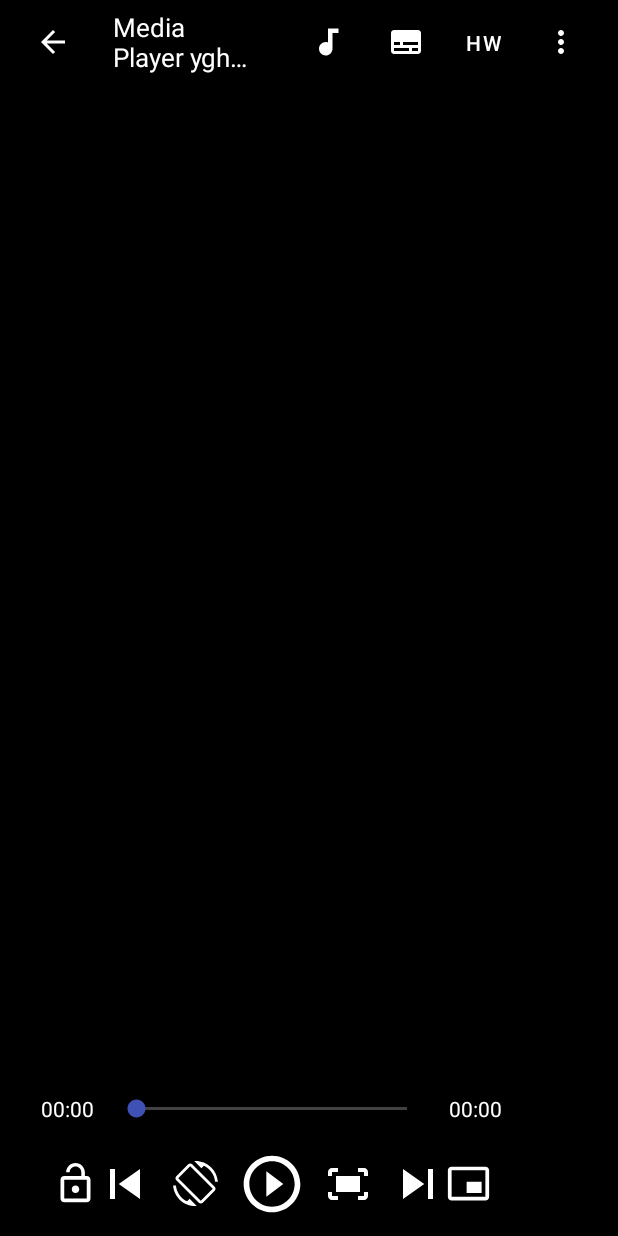
After one commit to RajanishCoding/MediaPlayer, an Android app: the layout activity_player_land.xml on its own in the app's theme, with its tools: preview values and no code run, on a phone screen of 412 x 824 dp. The commit adds this screen. Run offline under Robolectric (Android 15) with nearby library versions, the phone set to English and light mode, and no system bars.

Commit message:
New Commit

```diff
--- a/app/src/main/AndroidManifest.xml
+++ b/app/src/main/AndroidManifest.xml
@@ -30,7 +30,8 @@
             android:exported="true"
             android:theme="@style/Base.Theme.MediaPlayer"
             android:label="Media Player"
-            android:parentActivityName=".FilesListActivity">
+            android:parentActivityName=".FilesListActivity"
+            android:configChanges="orientation|screenSize">
 
 
         </activity>
--- a/app/src/main/java/com/example/mediaplayer/PlayerActivity.java
+++ b/app/src/main/java/com/example/mediaplayer/PlayerActivity.java
@@ -14,7 +14,6 @@ import android.view.SurfaceHolder;
 import android.view.SurfaceView;
 import android.view.View;
 import android.view.ViewGroup;
-import android.view.WindowInsetsController;
 import android.view.animation.Animation;
 import android.view.animation.AnimationUtils;
 import android.widget.ImageButton;
@@ -74,6 +73,8 @@ public class PlayerActivity extends AppCompatActivity {
     private boolean isBound = false;
 
     private boolean isVideo;
+    private boolean isOrientation;
+
 
     private final ServiceConnection connection = new ServiceConnection() {
         @Override
@@ -177,22 +178,7 @@ public class PlayerActivity extends AppCompatActivity {
         // Set status bar color
         getWindow().setStatusBarColor(ContextCompat.getColor(this, R.color.toolbar_background_dark));
 
-        playButton = findViewById(R.id.play);
-
-        time1 = findViewById(R.id.time1);
-        time2 = findViewById(R.id.time2);
-        seekbar = findViewById(R.id.seekbar);
-
-        ToolbarText = findViewById(R.id.toolbar_title);
-        backButton = findViewById(R.id.back_button);
-        rotateButton = findViewById(R.id.rotate);
-
-        playerView = findViewById(R.id.surface_view);
-
-        toolbar = findViewById(R.id.toolbar);
-        PlaybackControls_Container = findViewById(R.id.full_container);
-
-        fitcropButton = findViewById(R.id.fit_crop);
+        initializeViews();
 
         Intent intent = getIntent();
         media_name = intent.getStringExtra("Name");
@@ -271,12 +257,7 @@ public class PlayerActivity extends AppCompatActivity {
         };
         handler.postDelayed(updateSeekBar, 50);
 
-        backButton.setOnClickListener(new View.OnClickListener() {
-            @Override
-            public void onClick(View v) {
-                NavUtils.navigateUpFromSameTask(PlayerActivity.this);
-            }
-        });
+        backButton.setOnClickListener(v -> NavUtils.navigateUpFromSameTask(PlayerActivity.this));
 
         rotateButton.setOnClickListener(v -> {
             if (getResources().getConfiguration().orientation == Configuration.ORIENTATION_PORTRAIT) {
@@ -414,6 +395,26 @@ public class PlayerActivity extends AppCompatActivity {
     }
 
 
+    public void initializeViews() {
+        playButton = findViewById(R.id.play);
+
+        time1 = findViewById(R.id.time1);
+        time2 = findViewById(R.id.time2);
+        seekbar = findViewById(R.id.seekbar);
+
+        ToolbarText = findViewById(R.id.toolbar_title);
+        backButton = findViewById(R.id.back_button);
+        rotateButton = findViewById(R.id.rotate);
+
+        playerView = findViewById(R.id.surface_view);
+
+        toolbar = findViewById(R.id.toolbar);
+        PlaybackControls_Container = findViewById(R.id.full_container);
+
+        fitcropButton = findViewById(R.id.fit_crop);
+    }
+
+
     // Initializing Player
     private void initializePlayer() {
         Log.d("TAG", "initializePlayer: " + player);
@@ -456,6 +457,19 @@ public class PlayerActivity extends AppCompatActivity {
         }
     }
 
+    @Override
+    protected void onSaveInstanceState(Bundle outState) {
+        super.onSaveInstanceState(outState);
+        outState.putBoolean("isOrientation", true);
+        Log.d(TAG, "onSaveInstanceState: YES : " + isOrientation);
+    }
+
+    @Override
+    protected void onRestoreInstanceState(Bundle savedInstanceState) {
+        super.onRestoreInstanceState(savedInstanceState);
+        isOrientation = savedInstanceState.getBoolean("isOrientation");
+        Log.d(TAG, "onRestoreInstanceState: YES : " + isOrientation);
+    }
 
     @Override
     protected void onResume() {
@@ -469,13 +483,27 @@ public class PlayerActivity extends AppCompatActivity {
     protected void onPause() {
         super.onPause();
         if (player != null) {
-            player.pause();
+            Log.d(TAG, "onPause: "+ isOrientation);
+            if (isOrientation) {
+                isOrientation = false;
+            }
+            else {
+                player.pause();
+            }
         }
     }
 
     @Override
+    protected void onStop(){
+        super.onStop();
+        Log.d(TAG, "onStop: ");
+    }
+
+
+    @Override
     protected void onDestroy() {
         super.onDestroy();
+        Log.d(TAG, "onDestroy: ");
         handler.removeCallbacks(updateSeekBar);
         if (isFinishing()) {
             if (player != null) {
@@ -491,12 +519,14 @@ public class PlayerActivity extends AppCompatActivity {
         // Handle configuration changes here
         Log.d(TAG, "onConfigurationChanged: YES");
 
-//        if (getResources().getConfiguration().orientation == Configuration.ORIENTATION_PORTRAIT) {
-//            setContentView(R.layout.activity_player);
-//        }
-//        else {
-//            setContentView(R.layout.activity_player_land);
-//        }
+        if (getResources().getConfiguration().orientation == Configuration.ORIENTATION_PORTRAIT) {
+            setContentView(R.layout.activity_player);
+        }
+        else if (getResources().getConfiguration().orientation == Configuration.ORIENTATION_LANDSCAPE){
+            setContentView(R.layout.activity_player_land);
+        }
+
+        initializeViews();
         updateUI();
 
     }
--- /dev/null
+++ b/app/src/main/res/layout/activity_player_land.xml
@@ -0,0 +1,360 @@
+<?xml version="1.0" encoding="utf-8"?>
+<androidx.constraintlayout.widget.ConstraintLayout xmlns:android="http://schemas.android.com/apk/res/android"
+    xmlns:app="http://schemas.android.com/apk/res-auto"
+    xmlns:tools="http://schemas.android.com/tools"
+    android:id="@+id/main"
+    android:layout_width="match_parent"
+    android:layout_height="match_parent"
+    android:background="@color/black"
+    tools:context=".PlayerActivity"
+>
+
+    <androidx.media3.ui.PlayerView
+        android:id="@+id/surface_view"
+        android:layout_width="match_parent"
+        android:layout_height="match_parent"
+        android:layout_centerInParent="true"
+        app:show_timeout="0"
+        app:use_controller="false"
+        />
+
+    <!-- Custom Toolbar -->
+    <androidx.appcompat.widget.Toolbar
+        android:id="@+id/toolbar"
+        android:layout_width="match_parent"
+        android:layout_height="?attr/actionBarSize"
+        app:contentInsetStart="0dp"
+        app:layout_constraintEnd_toEndOf="parent"
+        app:layout_constraintStart_toStartOf="parent"
+        app:layout_constraintTop_toTopOf="parent">
+
+        <androidx.constraintlayout.widget.ConstraintLayout
+            android:layout_width="match_parent"
+            android:layout_height="match_parent">
+
+            <ImageButton
+                android:id="@+id/back_button"
+                android:layout_width="wrap_content"
+                android:layout_height="wrap_content"
+
+                android:layout_marginStart="15dp"
+
+                android:background="@drawable/selector_dark"
+                android:contentDescription="TODO"
+                android:padding="8dp"
+                android:src="@drawable/baseline_arrow_back_24"
+                android:tooltipText="Back"
+                app:layout_constraintBottom_toBottomOf="parent"
+                app:layout_constraintStart_toStartOf="parent"
+                app:layout_constraintTop_toTopOf="parent"
+                tools:ignore="TouchTargetSizeCheck" />
+
+            <TextView
+                android:id="@+id/toolbar_title"
+                style="@style/ToolbarTitleStyleMedia"
+                android:layout_width="0dp"
+                android:layout_height="wrap_content"
+                android:ellipsize="end"
+                android:maxLines="2"
+                android:text="Media Player yghixdcjvkc Mchjs s sjrthooahg ioa 8a griuag ruey a a9r 9py 9pe 9p asr or tsttrhr Media Player  8 8apreti kbdjjy e 56u xgf ds6xrsj   ck cMkk ghkk hgchciggcygiccot ivgt hggnij"
+                android:textSize="17sp"
+                android:layout_marginStart="20dp"
+                android:layout_marginEnd="30dp"
+                app:layout_constraintBottom_toBottomOf="parent"
+
+                app:layout_constraintEnd_toStartOf="@id/audio_tracks_button"
+
+                app:layout_constraintStart_toEndOf="@+id/back_button"
+                app:layout_constraintTop_toTopOf="parent" />
+
+            <ImageButton
+                android:id="@+id/audio_tracks_button"
+                android:layout_width="wrap_content"
+                android:layout_height="wrap_content"
+                android:layout_marginEnd="12dp"
+                android:background="@drawable/selector_dark"
+                android:contentDescription="Audio Tracks"
+                android:padding="8dp"
+                android:src="@drawable/baseline_audiotrack_24"
+                android:tooltipText="Audio Tracks"
+                app:layout_constraintBottom_toBottomOf="parent"
+                app:layout_constraintEnd_toStartOf="@id/subtitles_button"
+                app:layout_constraintTop_toTopOf="parent"
+                tools:ignore="TouchTargetSizeCheck" />
+
+            <ImageButton
+                android:id="@+id/subtitles_button"
+                android:layout_width="wrap_content"
+                android:layout_height="wrap_content"
+                android:layout_marginEnd="12dp"
+                android:background="@drawable/selector_dark"
+                android:contentDescription="Subtitles"
+                android:padding="8dp"
+                android:src="@drawable/baseline_subtitles_24"
+                android:tooltipText="Subtitles"
+                app:layout_constraintBottom_toBottomOf="parent"
+                app:layout_constraintEnd_toStartOf="@id/decoder_button"
+                app:layout_constraintTop_toTopOf="parent"
+                tools:ignore="TouchTargetSizeCheck" />
+
+            <Button
+                android:id="@+id/decoder_button"
+                android:layout_width="wrap_content"
+                android:layout_height="wrap_content"
+                android:layout_marginEnd="12dp"
+                android:background="@drawable/selector"
+                android:minWidth="0dp"
+                android:minHeight="0dp"
+                android:paddingHorizontal="8dp"
+
+                android:text="HW"
+
+                android:textColor="@color/white"
+                android:tooltipText="Decoder"
+                app:layout_constraintBottom_toBottomOf="parent"
+                app:layout_constraintEnd_toStartOf="@id/more_button"
+                app:layout_constraintTop_toTopOf="parent"
+                tools:ignore="TouchTargetSizeCheck" />
+
+            <ImageButton
+                android:id="@+id/more_button"
+                android:layout_width="wrap_content"
+                android:layout_height="wrap_content"
+                android:layout_marginEnd="18dp"
+                android:background="@drawable/selector_dark"
+                android:contentDescription="TODO"
+                android:padding="8dp"
+
+                android:src="@drawable/baseline_more_vert_24"
+
+                android:tooltipText="More Options"
+                app:layout_constraintBottom_toBottomOf="parent"
+                app:layout_constraintEnd_toEndOf="parent"
+                app:layout_constraintTop_toTopOf="parent"
+                tools:ignore="TouchTargetSizeCheck" />
+        </androidx.constraintlayout.widget.ConstraintLayout>
+
+    </androidx.appcompat.widget.Toolbar>
+
+    <!--    <ImageView-->
+    <!--        android:id="@+id/imageView"-->
+    <!--        android:layout_width="match_parent"-->
+    <!--        android:layout_height="match_parent"-->
+    <!--        android:contentDescription="Music Icon"-->
+
+    <!--        app:layout_constrainedWidth="true"-->
+    <!--        app:layout_constrainedHeight="true"-->
+    <!--        app:layout_constraintWidth="wrap_content_constrained"-->
+    <!--        app:layout_constraintHeight="wrap_content_constrained"-->
+
+    <!--        app:layout_constraintBottom_toTopOf="@+id/seekbar"-->
+    <!--        app:layout_constraintEnd_toEndOf="parent"-->
+    <!--        app:layout_constraintHorizontal_bias="0.0"-->
+    <!--        app:layout_constraintStart_toStartOf="parent"-->
+    <!--        app:layout_constraintTop_toBottomOf="@+id/toolbar"-->
+    <!--        app:layout_constraintVertical_bias="0.794"-->
+    <!--        app:srcCompat="@drawable/icon" />-->
+
+
+    <!-- Bottom ToolBar - Player Controls -->
+    <androidx.constraintlayout.widget.ConstraintLayout
+        android:id="@+id/full_container"
+        android:layout_width="match_parent"
+        android:layout_height="wrap_content"
+        android:clickable="true"
+        android:focusable="true"
+        android:layout_marginRight="50dp"
+        app:layout_constraintBottom_toBottomOf="parent"
+        app:layout_constraintEnd_toEndOf="parent"
+        app:layout_constraintStart_toStartOf="parent">
+
+        <androidx.constraintlayout.widget.ConstraintLayout
+            android:id="@+id/upper_container"
+            android:layout_width="match_parent"
+            android:layout_height="wrap_content"
+            android:padding="5dp"
+            android:layout_marginBottom="10dp"
+            app:layout_constraintStart_toStartOf="parent"
+            app:layout_constraintEnd_toEndOf="parent"
+            app:layout_constraintBottom_toTopOf="@+id/lower_container">
+
+            <TextView
+                android:id="@+id/time1"
+                android:layout_width="wrap_content"
+                android:layout_height="wrap_content"
+                android:text="00:00"
+                android:textColor="@color/white"
+                android:layout_marginStart="10dp"
+
+                android:paddingHorizontal="12dp"
+
+                app:layout_constraintStart_toStartOf="parent"
+                app:layout_constraintBottom_toBottomOf="parent"
+                app:layout_constraintTop_toTopOf="parent" />
+
+
+            <SeekBar
+                android:id="@+id/seekbar"
+                android:layout_width="0dp"
+                android:layout_height="wrap_content"
+                android:layout_marginStart="0dp"
+                android:layout_marginEnd="0dp"
+                app:layout_constraintBottom_toBottomOf="parent"
+                app:layout_constraintEnd_toStartOf="@+id/time2"
+                app:layout_constraintStart_toEndOf="@+id/time1"
+                app:layout_constraintTop_toTopOf="parent" />
+
+            <TextView
+                android:id="@+id/time2"
+                android:layout_width="wrap_content"
+                android:layout_height="wrap_content"
+                android:text="00:00"
+                android:textColor="@color/white"
+                android:layout_marginEnd="10dp"
+
+                android:paddingHorizontal="12dp"
+
+                app:layout_constraintBottom_toBottomOf="parent"
+                app:layout_constraintEnd_toEndOf="parent"
+                app:layout_constraintTop_toTopOf="parent"
+                app:layout_constraintVertical_bias="0.5" />
+
+        </androidx.constraintlayout.widget.ConstraintLayout>
+
+        <androidx.constraintlayout.widget.ConstraintLayout
+            android:id="@+id/lower_container"
+            android:layout_width="match_parent"
+            android:layout_height="wrap_content"
+            android:layout_marginBottom="10dp"
+
+            android:paddingHorizontal="20dp"
+
+            app:layout_constraintBottom_toBottomOf="parent"
+            app:layout_constraintEnd_toEndOf="parent"
+            app:layout_constraintStart_toStartOf="parent">
+
+            <ImageButton
+                android:id="@+id/lock"
+
+                android:layout_width="60dp"
+
+                android:layout_height="50dp"
+                android:background="@drawable/selector_rect"
+                android:contentDescription="Lock Screen"
+                android:src="@drawable/baseline_lock_open_24"
+                android:tooltipText="Lock Screen"
+                app:layout_constraintStart_toStartOf="parent"
+                app:layout_constraintBottom_toBottomOf="parent"
+                app:layout_constraintTop_toTopOf="parent" />
+
+            <ImageButton
+                android:id="@+id/rotate"
+
+                android:layout_width="60dp"
+
+                android:layout_height="50dp"
+                android:background="@drawable/selector_rect"
+                android:contentDescription="Rotate Screen"
+                android:src="@drawable/baseline_screen_rotation_24"
+                android:tooltipText="Rotate Screen"
+
+                android:layout_marginStart="20dp"
+
+                app:layout_constraintStart_toEndOf="@id/lock"
+                app:layout_constraintBottom_toBottomOf="parent"
+                app:layout_constraintTop_toTopOf="parent" />
+
+
+            <androidx.constraintlayout.widget.ConstraintLayout
+                android:id="@+id/lower_middle"
+                android:layout_width="wrap_content"
+                android:layout_height="wrap_content"
+                app:layout_constraintBottom_toBottomOf="parent"
+                app:layout_constraintTop_toTopOf="parent"
+                app:layout_constraintEnd_toStartOf="@id/fit_crop"
+                app:layout_constraintStart_toEndOf="@id/rotate" >
+
+                <ImageButton
+                    android:id="@+id/prev"
+
+                    android:layout_width="85dp"
+
+                    android:layout_height="50dp"
+                    android:background="@drawable/selector_rect"
+                    android:contentDescription="Previous"
+                    android:src="@drawable/baseline_skip_previous_24"
+                    android:tooltipText="Previous"
+                    app:layout_constraintBottom_toBottomOf="parent"
+                    app:layout_constraintEnd_toStartOf="@+id/play"
+                    app:layout_constraintStart_toStartOf="parent"
+                    app:layout_constraintTop_toTopOf="parent" />
+
+                <ImageButton
+                    android:id="@+id/play"
+
+                    android:layout_width="110dp"
+
+                    android:layout_height="50dp"
+                    android:background="@drawable/selector_rect"
+                    android:contentDescription="Play"
+                    android:src="@drawable/baseline_play_circle_outline_24"
+                    android:tooltipText="Play/Pause"
+                    app:layout_constraintBottom_toBottomOf="parent"
+                    app:layout_constraintEnd_toStartOf="@+id/next"
+                    app:layout_constraintStart_toEndOf="@+id/prev"
+                    app:layout_constraintTop_toTopOf="parent"
+                    tools:ignore="TouchTargetSizeCheck" />
+
+                <ImageButton
+                    android:id="@+id/next"
+
+                    android:layout_width="85dp"
+
+                    android:layout_height="50dp"
+                    android:background="@drawable/selector_rect"
+                    android:contentDescription="Next"
+                    android:src="@drawable/baseline_skip_next_24"
+                    android:tooltipText="Next"
+                    app:layout_constraintBottom_toBottomOf="parent"
+                    app:layout_constraintEnd_toEndOf="parent"
+                    app:layout_constraintStart_toEndOf="@+id/play"
+                    app:layout_constraintTop_toTopOf="parent" />
+
+            </androidx.constraintlayout.widget.ConstraintLayout>
+
+            <ImageButton
+                android:id="@+id/fit_crop"
+
+                android:layout_width="60dp"
+
+                android:layout_height="50dp"
+                android:background="@drawable/selector_rect"
+                android:contentDescription="Previous"
+                android:src="@drawable/baseline_fit_screen_24"
+                android:tooltipText="Previous"
+
+                android:layout_marginEnd="20dp"
+
+                app:layout_constraintEnd_toStartOf="@id/pip"
+                app:layout_constraintBottom_toBottomOf="parent"
+                app:layout_constraintTop_toTopOf="parent" />
+
+            <ImageButton
+                android:id="@+id/pip"
+
+                android:layout_width="60dp"
+                android:layout_height="50dp"
+
+                android:background="@drawable/selector_rect"
+                android:contentDescription="Previous"
+                android:src="@drawable/baseline_pip_alt_24"
+                android:tooltipText="Previous"
+                app:layout_constraintEnd_toEndOf="parent"
+                app:layout_constraintBottom_toBottomOf="parent"
+                app:layout_constraintTop_toTopOf="parent" />
+
+        </androidx.constraintlayout.widget.ConstraintLayout>
+
+    </androidx.constraintlayout.widget.ConstraintLayout>
+
+</androidx.constraintlayout.widget.ConstraintLayout>
```
Also changed, not shown: app/src/main/res/layout_land/activity_player.xml (renamed from app/src/main/res/layout-land/activity_player.xml).
